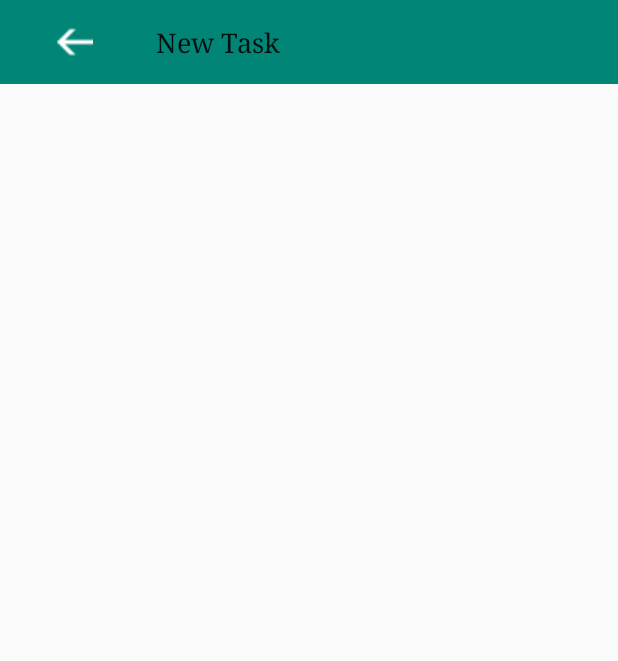
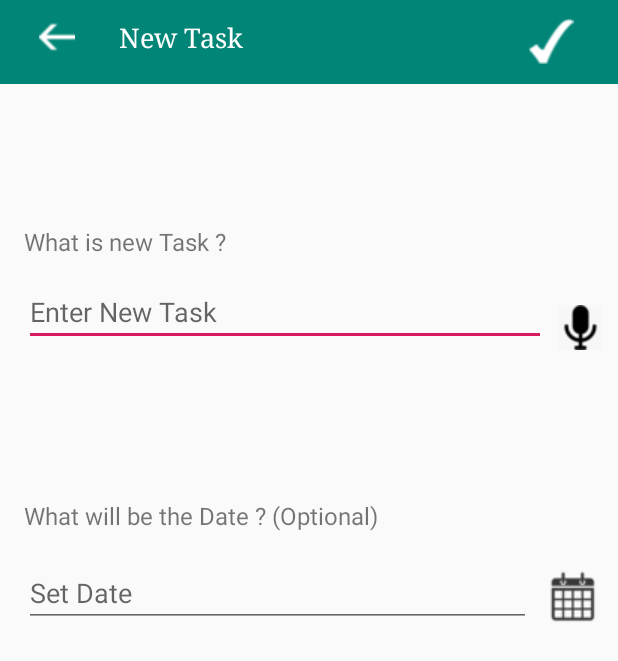
Before and after one commit to sudoajay/To-Do-List, an Android app: the screen it shows after launch (Create_New_To_Do_Lsit before the commit, Create_New_To_Do_List after it), after a tap on an icon or button, on a phone screen of 412 x 824 dp. Shown: the top 661 px of the screen. Run offline under Robolectric (Android 15) with nearby library versions, the phone set to English and light mode, and no system bars; libraries missing offline, so code that uses them is left out: com.applandeo.materialcalendarview.

Commit message:
New task desgin

```diff
--- a/app/build.gradle
+++ b/app/build.gradle
@@ -26,4 +26,7 @@ dependencies {
     androidTestImplementation 'com.android.support.test:runner:1.0.2'
     androidTestImplementation 'com.android.support.test.espresso:espresso-core:3.0.2'
     implementation 'com.android.support:design:28.0.0'
+
+    //outside Library
+    implementation 'com.applandeo:material-calendar-view:1.4.0'
 }
--- /dev/null
+++ b/app/src/main/java/to_do_list/com/sudoajay/Create_New_To_Do_List.java
@@ -0,0 +1,129 @@
+package to_do_list.com.sudoajay;
+
+import android.annotation.SuppressLint;
+import android.content.Intent;
+import android.content.pm.PackageManager;
+import android.speech.RecognizerIntent;
+import android.support.v7.app.AppCompatActivity;
+import android.os.Bundle;
+import android.util.Log;
+import android.view.View;
+import android.widget.EditText;
+import android.widget.ImageView;
+import android.widget.Toast;
+
+import com.applandeo.materialcalendarview.CalendarView;
+import com.applandeo.materialcalendarview.DatePicker;
+import com.applandeo.materialcalendarview.EventDay;
+import com.applandeo.materialcalendarview.builders.DatePickerBuilder;
+import com.applandeo.materialcalendarview.listeners.OnDayClickListener;
+import com.applandeo.materialcalendarview.listeners.OnSelectDateListener;
+
+import java.text.SimpleDateFormat;
+import java.util.ArrayList;
+import java.util.Calendar;
+import java.util.Date;
+import java.util.List;
+
+public class Create_New_To_Do_List extends AppCompatActivity {
+
+    public static final int VOICE_RECOGNITION_REQUEST_CODE = 1234;
+
+    // Globally Variable
+    private ImageView mic_Image_View;
+    private EditText enter_Task_Edit_Task,date_Edit_Text;
+    @Override
+    protected void onCreate(Bundle savedInstanceState) {
+        super.onCreate(savedInstanceState);
+        setContentView(R.layout.activity_create_new_to_do_list);
+
+        // Reference here
+        Reference();
+
+        // Check to see if a recognition activity is present
+        // if running on AVD virtual device it will give this message. The mic
+        // required only works on an actual android device
+        PackageManager pm = getPackageManager();
+        List activities = pm.queryIntentActivities(new Intent(
+                RecognizerIntent.ACTION_RECOGNIZE_SPEECH), 0);
+        if (activities.size() != 0) {
+            mic_Image_View.setOnClickListener(new View.OnClickListener() {
+                @Override
+                public void onClick(View v) {
+                    startVoiceRecognitionActivity();
+                }
+            });
+        } else {
+            mic_Image_View.setEnabled(false);
+            Toast.makeText(this , "Recognizer not present" , Toast.LENGTH_LONG).show();
+        }
+
+    }
+    // all on click bustton come here .. or you say on click Listener
+    public void On_Click_Process(View view){
+        switch (view.getId()){
+            case R.id.back_Image_View:onBackPressed();
+                break;
+            case R.id.date_Edit_Text:
+            case R.id.calendar_Image_View:
+                Calendar_Date_Setup();
+                break;
+        }
+    }
+    public void Reference(){
+        // all id Reference here
+        mic_Image_View = findViewById(R.id.mic_Image_View);
+        enter_Task_Edit_Task = findViewById(R.id.enter_Task_Edit_Task);
+        date_Edit_Text = findViewById(R.id.date_Edit_Text);
+    }
+
+    public void startVoiceRecognitionActivity() {
+        Intent intent = new Intent(RecognizerIntent.ACTION_RECOGNIZE_SPEECH);
+        intent.putExtra(RecognizerIntent.EXTRA_LANGUAGE_MODEL,
+                RecognizerIntent.LANGUAGE_MODEL_FREE_FORM);
+        intent.putExtra(RecognizerIntent.EXTRA_PROMPT,
+                "Speech recognition demo");
+        startActivityForResult(intent, VOICE_RECOGNITION_REQUEST_CODE);
+    }
+    @SuppressLint("SetTextI18n")
+    @Override
+    public void onActivityResult(int requestCode, int resultCode, Intent data) {
+        super.onActivityResult(requestCode, resultCode, data);
+
+        if (requestCode == VOICE_RECOGNITION_REQUEST_CODE && resultCode == RESULT_OK) {
+            // Fill the list view with the strings the recognizer thought it
+            // could have heard
+            ArrayList matches = data.getStringArrayListExtra(RecognizerIntent.EXTRA_RESULTS);
+            enter_Task_Edit_Task.setText(matches.get(0)+ "");
+            // matches is the result of voice input. It is a list of what the
+            // user possibly said.
+            // Using an if statement for the keyword you want to use allows the
+            // use of any activity if keywords match
+            // it is possible to set up multiple keywords to use the same
+            // activity so more than one word will allow the user
+            // to use the activity (makes it so the user doesn't have to
+            // memorize words from a list)
+            // to use an activity from the voice input information simply use
+            // the following format;
+            // if (matches.contains("keyword here") { startActivity(new
+            // Intent("name.of.manifest.ACTIVITY")
+
+
+        }
+    }
+    @SuppressLint("SimpleDateFormat")
+    public void Calendar_Date_Setup(){
+
+        final DatePickerBuilder builder = new DatePickerBuilder(this, listener)
+                .pickerType(CalendarView.ONE_DAY_PICKER);
+        DatePicker datePicker = builder.build();
+        datePicker.show();
+
+    }
+    private OnSelectDateListener listener = new OnSelectDateListener() {
+        @Override
+        public void onSelect(List<Calendar> calendars) {
+
+        }
+    };
+}
--- a/app/src/main/java/to_do_list/com/sudoajay/Create_New_To_Do_Lsit.java
+++ /dev/null
@@ -1,21 +0,0 @@
-package to_do_list.com.sudoajay;
-
-import android.support.v7.app.AppCompatActivity;
-import android.os.Bundle;
-import android.view.View;
-
-public class Create_New_To_Do_Lsit extends AppCompatActivity {
-
-    @Override
-    protected void onCreate(Bundle savedInstanceState) {
-        super.onCreate(savedInstanceState);
-        setContentView(R.layout.activity_create__new__to__do__lsit);
-    }
-    // all on click bustton come here .. or you say on click Listener
-    public void On_Click_Process(View view){
-        switch (view.getId()){
-            case R.id.back_Image_View:onBackPressed();
-                break;
-        }
-    }
-}
--- a/app/src/main/java/to_do_list/com/sudoajay/MainActivity.java
+++ b/app/src/main/java/to_do_list/com/sudoajay/MainActivity.java
@@ -25,7 +25,7 @@ public class MainActivity extends AppCompatActivity {
             @Override
             public void onClick(View v) {
                 // use Intent to pass on Create new Activity
-                Intent intent = new Intent(getApplicationContext(),Create_New_To_Do_Lsit.class);
+                Intent intent = new Intent(getApplicationContext(),Create_New_To_Do_List.class);
                 startActivity(intent);
 
             }
--- a/app/src/main/res/layout/activity_create__new__to__do__lsit.xml
+++ /dev/null
@@ -1,58 +0,0 @@
-<?xml version="1.0" encoding="utf-8"?>
-<android.support.constraint.ConstraintLayout xmlns:android="http://schemas.android.com/apk/res/android"
-    xmlns:app="http://schemas.android.com/apk/res-auto"
-    xmlns:tools="http://schemas.android.com/tools"
-    android:layout_width="match_parent"
-    android:layout_height="match_parent"
-    tools:context=".Create_New_To_Do_Lsit">
-
-    <android.support.v7.widget.Toolbar
-        android:id="@+id/toolbar"
-        android:layout_width="match_parent"
-        android:layout_height="wrap_content"
-        android:background="@color/colorPrimary">
-
-        <LinearLayout
-            android:layout_width="match_parent"
-            android:layout_height="match_parent"
-            android:orientation="horizontal"
-            tools:layout_editor_absoluteX="16dp"
-            tools:layout_editor_absoluteY="16dp">
-
-            <ImageView
-                android:id="@+id/back_Image_View"
-                android:layout_width="wrap_content"
-                android:layout_height="wrap_content"
-                android:layout_marginEnd="10dp"
-                android:layout_weight="1"
-                android:onClick="On_Click_Process"
-                android:paddingEnd="10dp"
-                app:srcCompat="@drawable/back"
-                android:paddingRight="10dp"
-                android:layout_marginRight="10dp"
-                tools:ignore="RtlSymmetry" />
-
-            <TextView
-                android:id="@+id/toolbar_title"
-                style="@style/TextAppearance.AppCompat.Widget.ActionBar.Title"
-                android:layout_width="wrap_content"
-                android:layout_height="wrap_content"
-                android:layout_gravity="start"
-                android:layout_marginEnd="150dp"
-                android:fontFamily="serif"
-                android:paddingEnd="30dp"
-                android:text="@string/new_Task"
-                android:textSize="18sp"
-                android:paddingRight="30dp"
-                android:layout_marginRight="150dp"
-                tools:ignore="RtlSymmetry" />
-
-            <TextView
-                android:id="@+id/textView8"
-                android:layout_width="wrap_content"
-                android:layout_height="wrap_content"
-                android:layout_weight="1" />
-
-        </LinearLayout>
-    </android.support.v7.widget.Toolbar>
-</android.support.constraint.ConstraintLayout>
--- /dev/null
+++ b/app/src/main/res/layout/activity_create_new_to_do_list.xml
@@ -0,0 +1,166 @@
+<?xml version="1.0" encoding="utf-8"?>
+<android.support.constraint.ConstraintLayout xmlns:android="http://schemas.android.com/apk/res/android"
+    xmlns:app="http://schemas.android.com/apk/res-auto"
+    xmlns:tools="http://schemas.android.com/tools"
+    android:layout_width="match_parent"
+    android:layout_height="match_parent"
+    tools:context=".Create_New_To_Do_List">
+
+    <android.support.v7.widget.Toolbar
+        android:id="@+id/toolbar"
+        android:layout_width="match_parent"
+        android:layout_height="wrap_content"
+        android:background="@color/colorPrimary">
+
+        <LinearLayout
+            android:layout_width="match_parent"
+            android:layout_height="match_parent"
+            android:orientation="horizontal"
+            tools:layout_editor_absoluteX="16dp"
+            tools:layout_editor_absoluteY="16dp">
+
+            <ImageView
+                android:id="@+id/back_Image_View"
+                android:layout_width="wrap_content"
+                android:layout_height="wrap_content"
+                android:layout_marginEnd="10dp"
+                android:layout_marginRight="10dp"
+                android:layout_weight="1"
+                android:contentDescription="@string/back"
+                android:onClick="On_Click_Process"
+                android:paddingEnd="10dp"
+                android:paddingRight="10dp"
+                app:srcCompat="@drawable/back"
+                tools:ignore="RtlSymmetry" />
+
+            <TextView
+                android:id="@+id/toolbar_title"
+                style="@style/TextAppearance.AppCompat.Widget.ActionBar.Title"
+                android:layout_width="wrap_content"
+                android:layout_height="wrap_content"
+                android:layout_gravity="start"
+                android:layout_marginEnd="150dp"
+                android:layout_marginRight="150dp"
+                android:fontFamily="serif"
+                android:paddingEnd="30dp"
+                android:paddingRight="30dp"
+                android:text="@string/new_Task"
+                android:textColor="#ffffff"
+                android:textSize="18sp"
+                tools:ignore="RtlSymmetry" />
+
+            <ImageView
+                android:id="@+id/back_Image_View2"
+                android:layout_width="wrap_content"
+                android:layout_height="wrap_content"
+                android:layout_marginEnd="10dp"
+                android:layout_marginRight="10dp"
+                android:layout_weight="1"
+                android:contentDescription="@string/done"
+                android:onClick="On_Click_Process"
+                android:paddingEnd="10dp"
+                android:paddingRight="10dp"
+                app:srcCompat="@drawable/done_icon"
+                tools:ignore="RtlSymmetry" />
+
+        </LinearLayout>
+    </android.support.v7.widget.Toolbar>
+
+    <TextView
+        android:id="@+id/enter_Task_Text_View"
+        android:layout_width="wrap_content"
+        android:layout_height="wrap_content"
+        android:layout_marginStart="16dp"
+        android:layout_marginLeft="16dp"
+        android:text="@string/Enter_Task_Question"
+        android:textSize="16sp"
+        app:layout_constraintBottom_toBottomOf="parent"
+        app:layout_constraintEnd_toEndOf="parent"
+        app:layout_constraintHorizontal_bias="0.0"
+        app:layout_constraintStart_toStartOf="parent"
+        app:layout_constraintTop_toTopOf="parent"
+        app:layout_constraintVertical_bias="0.187" />
+
+    <TextView
+        android:id="@+id/date_Text_View"
+        android:layout_width="wrap_content"
+        android:layout_height="wrap_content"
+        android:layout_marginStart="16dp"
+        android:layout_marginLeft="16dp"
+        android:text="@string/Enter_Date_Question"
+        android:textSize="16sp"
+        app:layout_constraintBottom_toBottomOf="parent"
+        app:layout_constraintEnd_toEndOf="parent"
+        app:layout_constraintHorizontal_bias="0.0"
+        app:layout_constraintStart_toStartOf="parent"
+        app:layout_constraintTop_toTopOf="parent"
+        app:layout_constraintVertical_bias="0.415" />
+
+    <EditText
+        android:id="@+id/enter_Task_Edit_Task"
+        android:layout_width="0dp"
+        android:layout_height="wrap_content"
+        android:layout_marginStart="16dp"
+        android:layout_marginLeft="16dp"
+        android:layout_marginEnd="8dp"
+        android:layout_marginRight="8dp"
+        android:ems="10"
+        android:hint="@string/Enter_Task_Answer"
+        android:inputType="textPersonName"
+        android:onClick="On_Click_Process"
+        app:layout_constraintBottom_toBottomOf="parent"
+        app:layout_constraintEnd_toStartOf="@+id/mic_Image_View"
+        app:layout_constraintHorizontal_bias="0.0"
+        app:layout_constraintStart_toStartOf="parent"
+        app:layout_constraintTop_toTopOf="parent"
+        app:layout_constraintVertical_bias="0.238" />
+
+    <EditText
+        android:id="@+id/date_Edit_Text"
+        android:layout_width="0dp"
+        android:layout_height="wrap_content"
+        android:layout_marginStart="16dp"
+        android:layout_marginEnd="8dp"
+        android:layout_marginRight="2dp"
+        android:ems="10"
+        android:hint="@string/Enter_Date_Answer"
+        android:inputType="text|number|datetime|date|time"
+        android:onClick="On_Click_Process"
+        app:layout_constraintBottom_toBottomOf="parent"
+        app:layout_constraintEnd_toStartOf="@+id/calendar_Image_View"
+        app:layout_constraintHorizontal_bias="0.0"
+        app:layout_constraintStart_toStartOf="parent"
+        app:layout_constraintTop_toTopOf="parent"
+        app:layout_constraintVertical_bias="0.479"
+        android:layout_marginLeft="16dp" />
+
+    <ImageView
+        android:id="@+id/mic_Image_View"
+        android:layout_width="wrap_content"
+        android:layout_height="wrap_content"
+        android:layout_marginRight="10dp"
+        android:onClick="On_Click_Process"
+        app:layout_constraintBottom_toBottomOf="parent"
+        app:layout_constraintEnd_toEndOf="parent"
+        app:layout_constraintHorizontal_bias="1.0"
+        app:layout_constraintStart_toStartOf="parent"
+        app:layout_constraintTop_toTopOf="parent"
+        app:layout_constraintVertical_bias="0.256"
+        app:srcCompat="@drawable/google_mic_icon" />
+
+    <ImageView
+        android:id="@+id/calendar_Image_View"
+        android:layout_width="wrap_content"
+        android:layout_height="wrap_content"
+        android:layout_marginRight="10dp"
+        android:contentDescription="@string/calender_icon"
+        android:onClick="On_Click_Process"
+        app:layout_constraintBottom_toBottomOf="parent"
+        app:layout_constraintEnd_toEndOf="parent"
+        app:layout_constraintHorizontal_bias="1.0"
+        app:layout_constraintStart_toStartOf="parent"
+        app:layout_constraintTop_toTopOf="parent"
+        app:layout_constraintVertical_bias="0.482"
+        app:srcCompat="@drawable/calendar_icon" />
+
+</android.support.constraint.ConstraintLayout>
```
Also changed, not shown: app/src/main/AndroidManifest.xml (+5 -2 lines), app/src/main/res/values/strings.xml (+37 -1 lines), app/src/main/res/drawable/calendar_icon.png (added), app/src/main/res/drawable/done_icon.png (added), app/src/main/res/drawable/google_mic_icon.png (added).
